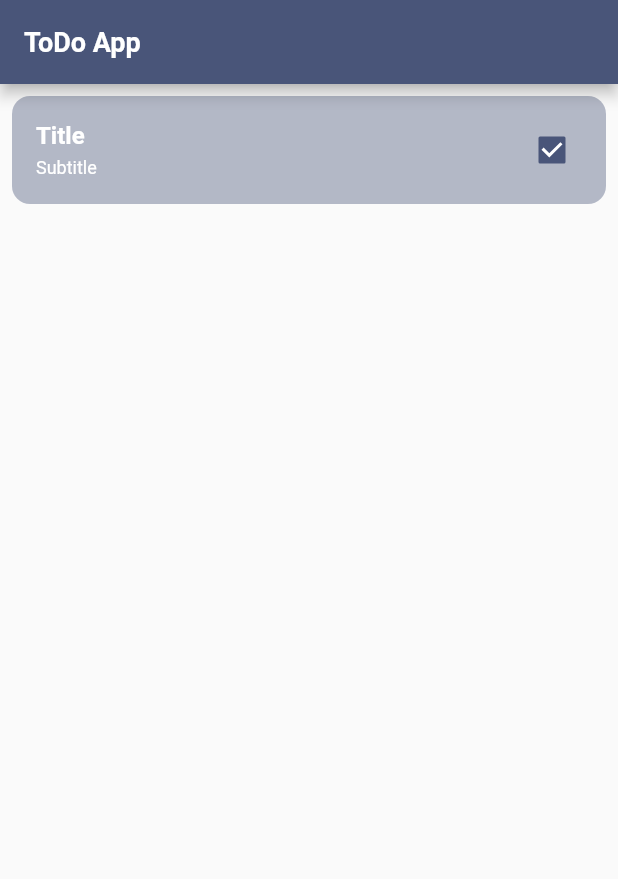
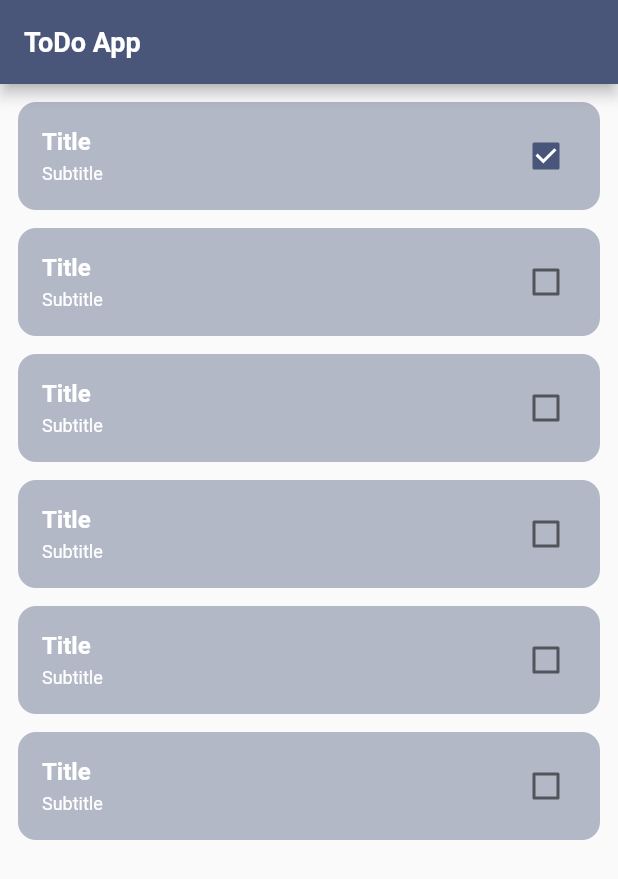
Before and after one commit to RahimCml/to_do_app, a Flutter app: the screen it shows after launch, after a tap on "Title", on a phone screen of 412 x 824 dp. Shown: the top 879 px of the screen. Run offline on Flutter 3.47's test engine with Material 2 defaults, Android fonts, the phone set to English and light mode, and no system bars.

Commit message:
Carry CheckBoxListTile to a widget

```diff
--- a/lib/presentation/screens/home/home_screen.dart
+++ b/lib/presentation/screens/home/home_screen.dart
@@ -1,6 +1,6 @@
 import 'package:flutter/material.dart';
-import 'package:to_do_app/styles/app_text_style.dart';
-import 'package:to_do_app/themes/app_colors.dart';
+import 'package:to_do_app/presentation/screens/home/widgets/check_box_list_item.dart';
+import '../../../styles/app_text_style.dart';
 
 class HomeScreen extends StatelessWidget {
   const HomeScreen({super.key});
@@ -11,16 +11,13 @@ class HomeScreen extends StatelessWidget {
       appBar: AppBar(
         title: Text('ToDo App', style: AppTextStyles.appTextStyle),
       ),
-      body: Padding(
-        padding: const EdgeInsets.all(8.0),
-        child: CheckboxListTile(
-        value: true,
-        shape: RoundedRectangleBorder(borderRadius: BorderRadius.circular(12)),
-        tileColor: AppColor.tileColor,
-        title: Text('Title', style: AppTextStyles.lisTileTitleStyle,),
-        subtitle: Text('Subtitle', style: AppTextStyles.lisTileSubtitleStyle,),
-        onChanged: (v) {
-        }),
+      body: ListView.separated(
+        padding: const EdgeInsets.all(12),
+        itemCount: 6,
+        separatorBuilder:(context, index) => const SizedBox(height: 12),
+        itemBuilder:(context, index) {
+          return const CheckBoxListItem();
+        },
       ),
     );
   }
--- /dev/null
+++ b/lib/presentation/screens/home/widgets/check_box_list_item.dart
@@ -0,0 +1,28 @@
+import 'package:flutter/material.dart';
+import '../../../../styles/app_text_style.dart';
+import '../../../../themes/app_colors.dart';
+
+class CheckBoxListItem extends StatefulWidget {
+  const CheckBoxListItem({super.key});
+
+  @override
+  State<CheckBoxListItem> createState() => _CheckBoxListItemState();
+}
+bool isChecked = false;
+
+class _CheckBoxListItemState extends State<CheckBoxListItem> {
+  @override
+  Widget build(BuildContext context) {
+    return CheckboxListTile(
+      value: isChecked,
+      shape: RoundedRectangleBorder(borderRadius: BorderRadius.circular(12)),
+      tileColor: AppColor.tileColor,
+      title: Text('Title', style: AppTextStyles.lisTileTitleStyle,),
+      subtitle: Text('Subtitle', style: AppTextStyles.lisTileSubtitleStyle,),
+      onChanged: (v) {
+        setState(() {
+          isChecked = v!;
+        });
+      });
+  }
+}
```
